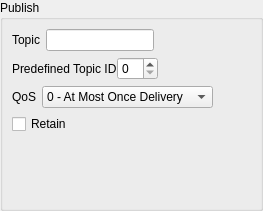
First picture: the form in cc_plugin/client_filter/ui/PubSubWidget.ui, repository commschamp/cc.mqttsn.libs, before the edit.
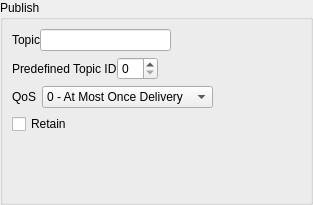
Second picture: the form after the edit.

Patch:
```diff
--- a/cc_plugin/client_filter/ui/PubSubWidget.ui
+++ b/cc_plugin/client_filter/ui/PubSubWidget.ui
@@ -6,8 +6,8 @@
    <rect>
     <x>0</x>
     <y>0</y>
-    <width>263</width>
-    <height>211</height>
+    <width>313</width>
+    <height>205</height>
    </rect>
   </property>
   <property name="windowTitle">
@@ -27,7 +27,14 @@
      </property>
      <layout class="QVBoxLayout" name="verticalLayout">
       <item>
-       <layout class="QHBoxLayout" name="m_topicLayout">
+       <widget class="QWidget" name="m_topicWidget" native="true">
+        <layout class="QHBoxLayout" name="horizontalLayout_3">
+         <property name="spacing">
+          <number>0</number>
+         </property>
+         <property name="margin">
+          <number>0</number>
+         </property>
         <item>
          <widget class="QLabel" name="m_topicLabel">
           <property name="text">
@@ -52,6 +59,7 @@
          </spacer>
         </item>
        </layout>
+       </widget>
       </item>
       <item>
        <widget class="QWidget" name="m_topicIdWidget" native="true">
```
Lines whose indentation alone changed are shown as unchanged.
